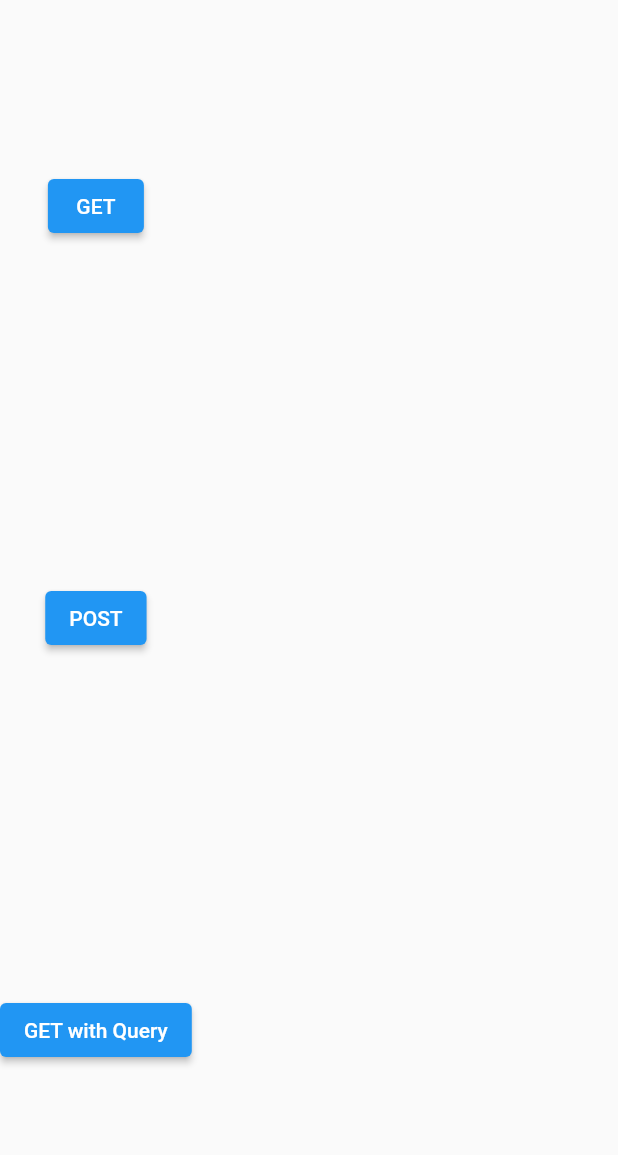
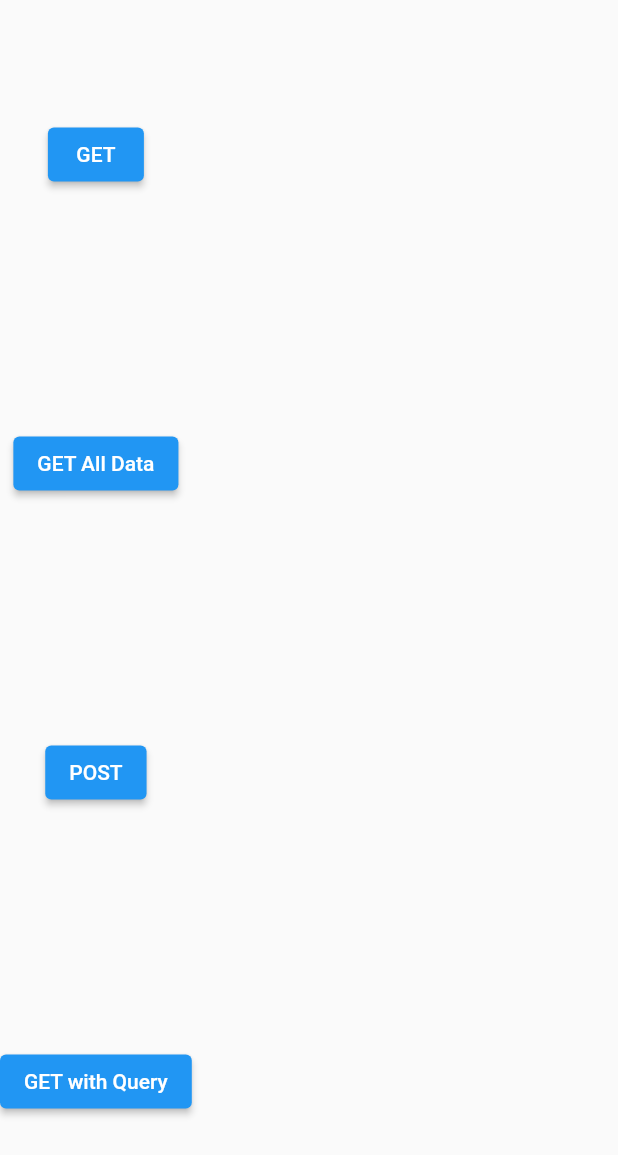
Before and after one commit to flutter-preview/StudioZERONE-study_flutter_09_codingpapa01_http, a Flutter app: the screen it shows after launch, on a phone screen of 412 x 824 dp. Shown: the top 1155 px of the screen. Run offline on Flutter 3.47's test engine with Material 2 defaults, Android fonts, the phone set to English and light mode, and no system bars; our stand-ins replace dio.

Commit message:
모든 데이터 가져오기 (추가)

```diff
--- a/lib/dio_server.dart
+++ b/lib/dio_server.dart
@@ -7,6 +7,13 @@ class Server {
     Response response;
     Dio dio = Dio();
     response = await dio.get("$_API_PREFIX/1");
+    print(response.data.toString());
+  }
+
+  Future<void> getReqAll() async {
+    Response response;
+    Dio dio = Dio();
+    response = await dio.get(_API_PREFIX);
     print(response.data.toString());
   }
 
--- a/lib/main.dart
+++ b/lib/main.dart
@@ -34,6 +34,12 @@ class MyHomePage extends StatelessWidget {
           ),
           ElevatedButton(
             onPressed: () {
+              server.getReqAll();
+            },
+            child: const Text('GET All Data'),
+          ),
+          ElevatedButton(
+            onPressed: () {
               server.postReq();
             },
             child: const Text('POST'),
```
